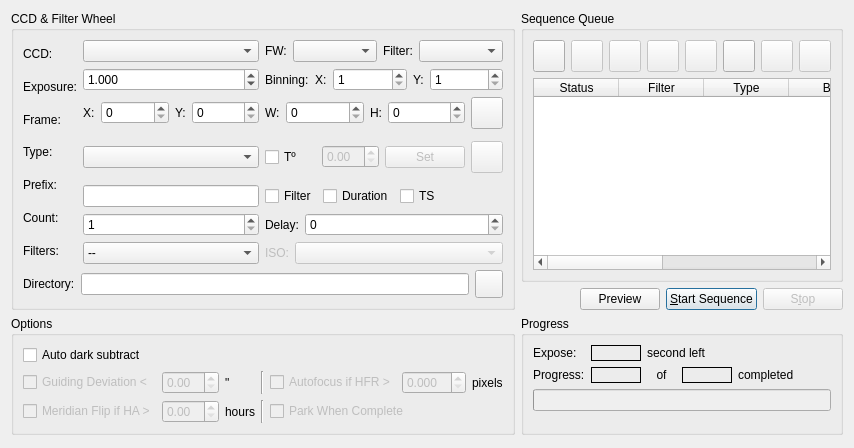
Qt form kstars/ekos/capture.ui (KDE/kstars) before a commit.
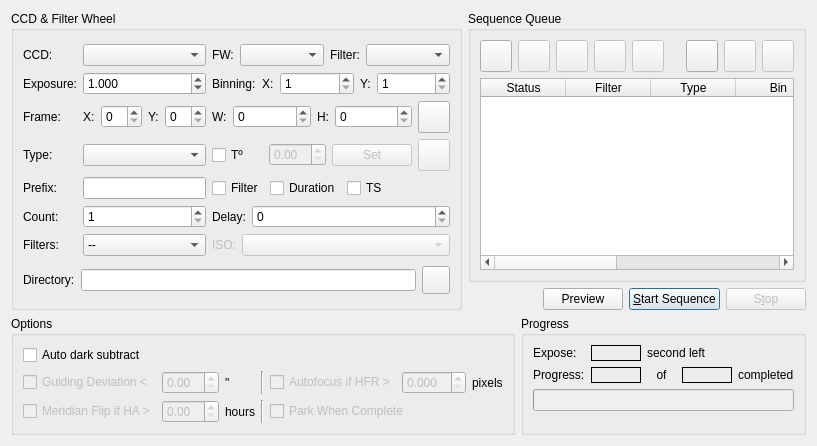
The same form after that commit.

Commit message: Fix weird GUI artifacts in the capture module

Patch:
```diff
--- a/kstars/ekos/capture.ui
+++ b/kstars/ekos/capture.ui
@@ -6,12 +6,14 @@
    <rect>
     <x>0</x>
     <y>0</y>
-    <width>803</width>
-    <height>448</height>
+    <width>776</width>
+    <height>438</height>
    </rect>
   </property>
-  <layout class="QGridLayout" name="gridLayout_3">
-   <item row="0" column="0">
+  <layout class="QVBoxLayout" name="verticalLayout_3">
+   <item>
+    <layout class="QHBoxLayout" name="horizontalLayout_11">
+     <item>
     <widget class="QGroupBox" name="CCDFWGroup">
      <property name="enabled">
       <bool>true</bool>
@@ -31,10 +33,10 @@
      <property name="title">
       <string>CCD &amp;&amp; Filter Wheel</string>
      </property>
-     <layout class="QGridLayout" name="gridLayout">
-      <item row="0" column="0" rowspan="8">
        <layout class="QVBoxLayout" name="verticalLayout">
         <item>
+         <layout class="QGridLayout" name="gridLayout">
+          <item row="0" column="0">
          <widget class="QLabel" name="textLabel1_6">
           <property name="toolTip">
            <string/>
@@ -47,87 +49,10 @@
           </property>
          </widget>
         </item>
-        <item>
-         <widget class="QLabel" name="exposureLabel_2">
-          <property name="toolTip">
-           <string>Set the exposure time in seconds for individual images, if applicable</string>
-          </property>
-          <property name="whatsThis">
-           <string/>
-          </property>
-          <property name="text">
-           <string>Exposure:</string>
-          </property>
-         </widget>
-        </item>
-        <item>
-         <widget class="QLabel" name="textLabel1_12">
-          <property name="toolTip">
-           <string/>
-          </property>
-          <property name="whatsThis">
-           <string/>
-          </property>
-          <property name="text">
-           <string>Frame:</string>
-          </property>
-         </widget>
-        </item>
-        <item>
-         <widget class="QLabel" name="textLabel1_17">
-          <property name="toolTip">
-           <string/>
-          </property>
-          <property name="whatsThis">
-           <string/>
-          </property>
-          <property name="text">
-           <string>Type:</string>
-          </property>
-         </widget>
-        </item>
-        <item>
-         <widget class="QLabel" name="textLabel1_7">
-          <property name="toolTip">
-           <string>Prefix to append to the beginning of file names</string>
-          </property>
-          <property name="whatsThis">
-           <string/>
-          </property>
-          <property name="text">
-           <string>Prefix:</string>
-          </property>
-         </widget>
-        </item>
-        <item>
-         <widget class="QLabel" name="textLabel1_4">
-          <property name="toolTip">
-           <string>Number of images to capture</string>
-          </property>
-          <property name="whatsThis">
-           <string/>
-          </property>
-          <property name="text">
-           <string>Count:</string>
-          </property>
-         </widget>
-        </item>
-        <item>
-         <widget class="QLabel" name="label_8">
-          <property name="toolTip">
-           <string>Apply filter to image after capture to enhance it</string>
-          </property>
-          <property name="text">
-           <string>Filters:</string>
-          </property>
-         </widget>
-        </item>
-       </layout>
-      </item>
       <item row="0" column="1">
        <widget class="QComboBox" name="CCDCaptureCombo"/>
       </item>
-      <item row="0" column="2" colspan="2">
+          <item row="0" column="2">
        <layout class="QHBoxLayout" name="horizontalLayout_4">
         <item>
          <widget class="QLabel" name="textLabel1_5_3">
@@ -177,6 +102,19 @@
         </item>
        </layout>
       </item>
+          <item row="1" column="0">
+           <widget class="QLabel" name="exposureLabel_2">
+            <property name="toolTip">
+             <string>Set the exposure time in seconds for individual images, if applicable</string>
+            </property>
+            <property name="whatsThis">
+             <string/>
+            </property>
+            <property name="text">
+             <string>Exposure:</string>
+            </property>
+           </widget>
+          </item>
       <item row="1" column="1">
        <widget class="QDoubleSpinBox" name="exposureIN">
         <property name="sizePolicy">
@@ -199,7 +137,7 @@
         </property>
        </widget>
       </item>
-      <item row="1" column="2" colspan="2">
+          <item row="1" column="2">
        <layout class="QHBoxLayout" name="horizontalLayout">
         <item>
          <widget class="QLabel" name="textLabel1_9">
@@ -286,6 +224,19 @@
         </item>
        </layout>
       </item>
+          <item row="2" column="0">
+           <widget class="QLabel" name="textLabel1_12">
+            <property name="toolTip">
+             <string/>
+            </property>
+            <property name="whatsThis">
+             <string/>
+            </property>
+            <property name="text">
+             <string>Frame:</string>
+            </property>
+           </widget>
+          </item>
       <item row="2" column="1">
        <layout class="QHBoxLayout" name="horizontalLayout_9">
         <item>
@@ -336,7 +287,7 @@
         </item>
        </layout>
       </item>
-      <item row="2" column="2" colspan="2">
+          <item row="2" column="2">
        <layout class="QHBoxLayout" name="horizontalLayout_10">
         <item>
          <widget class="QLabel" name="textLabel1_15">
@@ -411,7 +362,20 @@
         </item>
        </layout>
       </item>
-      <item row="3" column="1" rowspan="2">
+          <item row="3" column="0">
+           <widget class="QLabel" name="textLabel1_17">
+            <property name="toolTip">
+             <string/>
+            </property>
+            <property name="whatsThis">
+             <string/>
+            </property>
+            <property name="text">
+             <string>Type:</string>
+            </property>
+           </widget>
+          </item>
+          <item row="3" column="1">
        <widget class="QComboBox" name="frameTypeCombo">
         <property name="sizePolicy">
          <sizepolicy hsizetype="MinimumExpanding" vsizetype="Fixed">
@@ -421,7 +385,7 @@
         </property>
        </widget>
       </item>
-      <item row="3" column="2" rowspan="2" colspan="2">
+          <item row="3" column="2">
        <layout class="QHBoxLayout" name="horizontalLayout_12">
         <item>
          <widget class="QCheckBox" name="temperatureCheck">
@@ -508,10 +472,23 @@
         </item>
        </layout>
       </item>
-      <item row="5" column="1">
+          <item row="4" column="0">
+           <widget class="QLabel" name="textLabel1_7">
+            <property name="toolTip">
+             <string>Prefix to append to the beginning of file names</string>
+            </property>
+            <property name="whatsThis">
+             <string/>
+            </property>
+            <property name="text">
+             <string>Prefix:</string>
+            </property>
+           </widget>
+          </item>
+          <item row="4" column="1">
        <widget class="QLineEdit" name="prefixIN"/>
       </item>
-      <item row="5" column="2" colspan="2">
+          <item row="4" column="2">
        <layout class="QHBoxLayout" name="horizontalLayout_16">
         <item>
          <widget class="QCheckBox" name="filterCheck">
@@ -561,7 +538,20 @@
         </item>
        </layout>
       </item>
-      <item row="6" column="1">
+          <item row="5" column="0">
+           <widget class="QLabel" name="textLabel1_4">
+            <property name="toolTip">
+             <string>Number of images to capture</string>
+            </property>
+            <property name="whatsThis">
+             <string/>
+            </property>
+            <property name="text">
+             <string>Count:</string>
+            </property>
+           </widget>
+          </item>
+          <item row="5" column="1">
        <widget class="QSpinBox" name="countIN">
         <property name="sizePolicy">
          <sizepolicy hsizetype="MinimumExpanding" vsizetype="Fixed">
@@ -580,7 +570,47 @@
         </property>
        </widget>
       </item>
-      <item row="7" column="1">
+          <item row="5" column="2">
+           <layout class="QHBoxLayout" name="horizontalLayout_3">
+            <item>
+             <widget class="QLabel" name="textLabel1_8">
+              <property name="toolTip">
+               <string>Delay in seconds between consecutive images</string>
+              </property>
+              <property name="whatsThis">
+               <string/>
+              </property>
+              <property name="text">
+               <string>Delay:</string>
+              </property>
+             </widget>
+            </item>
+            <item>
+             <widget class="QSpinBox" name="delayIN">
+              <property name="sizePolicy">
+               <sizepolicy hsizetype="MinimumExpanding" vsizetype="Fixed">
+                <horstretch>0</horstretch>
+                <verstretch>0</verstretch>
+               </sizepolicy>
+              </property>
+              <property name="maximum">
+               <number>3600</number>
+              </property>
+             </widget>
+            </item>
+           </layout>
+          </item>
+          <item row="6" column="0">
+           <widget class="QLabel" name="label_8">
+            <property name="toolTip">
+             <string>Apply filter to image after capture to enhance it</string>
+            </property>
+            <property name="text">
+             <string>Filters:</string>
+            </property>
+           </widget>
+          </item>
+          <item row="6" column="1">
        <widget class="QComboBox" name="filterCombo">
         <property name="sizePolicy">
          <sizepolicy hsizetype="MinimumExpanding" vsizetype="Fixed">
@@ -595,7 +625,36 @@
         </item>
        </widget>
       </item>
-      <item row="8" column="0" colspan="4">
+          <item row="6" column="2">
+           <layout class="QHBoxLayout" name="horizontalLayout_2">
+            <item>
+             <widget class="QLabel" name="ISOLabel">
+              <property name="enabled">
+               <bool>false</bool>
+              </property>
+              <property name="text">
+               <string>ISO:</string>
+              </property>
+             </widget>
+            </item>
+            <item>
+             <widget class="QComboBox" name="ISOCombo">
+              <property name="enabled">
+               <bool>false</bool>
+              </property>
+              <property name="sizePolicy">
+               <sizepolicy hsizetype="MinimumExpanding" vsizetype="Fixed">
+                <horstretch>0</horstretch>
+                <verstretch>0</verstretch>
+               </sizepolicy>
+              </property>
+             </widget>
+            </item>
+           </layout>
+          </item>
+         </layout>
+        </item>
+        <item>
        <layout class="QHBoxLayout" name="horizontalLayout_8">
         <item>
          <widget class="QLabel" name="textLabel1_18">
@@ -640,67 +699,10 @@
         </item>
        </layout>
       </item>
-      <item row="7" column="2" colspan="2">
-       <layout class="QHBoxLayout" name="horizontalLayout_2">
-        <item>
-         <widget class="QLabel" name="ISOLabel">
-          <property name="enabled">
-           <bool>false</bool>
-          </property>
-          <property name="text">
-           <string>ISO:</string>
-          </property>
-         </widget>
-        </item>
-        <item>
-         <widget class="QComboBox" name="ISOCombo">
-          <property name="enabled">
-           <bool>false</bool>
-          </property>
-          <property name="sizePolicy">
-           <sizepolicy hsizetype="MinimumExpanding" vsizetype="Fixed">
-            <horstretch>0</horstretch>
-            <verstretch>0</verstretch>
-           </sizepolicy>
-          </property>
-         </widget>
-        </item>
        </layout>
-      </item>
-      <item row="6" column="2" colspan="2">
-       <layout class="QHBoxLayout" name="horizontalLayout_3">
-        <item>
-         <widget class="QLabel" name="textLabel1_8">
-          <property name="toolTip">
-           <string>Delay in seconds between consecutive images</string>
-          </property>
-          <property name="whatsThis">
-           <string/>
-          </property>
-          <property name="text">
-           <string>Delay:</string>
-          </property>
          </widget>
         </item>
         <item>
-         <widget class="QSpinBox" name="delayIN">
-          <property name="sizePolicy">
-           <sizepolicy hsizetype="MinimumExpanding" vsizetype="Fixed">
-            <horstretch>0</horstretch>
-            <verstretch>0</verstretch>
-           </sizepolicy>
-          </property>
-          <property name="maximum">
-           <number>3600</number>
-          </property>
-         </widget>
-        </item>
-       </layout>
-      </item>
-     </layout>
-    </widget>
-   </item>
-   <item row="0" column="1">
     <layout class="QVBoxLayout" name="SequenceQueue">
      <item>
       <widget class="QGroupBox" name="groupBox">
@@ -1025,7 +1027,11 @@
      </item>
     </layout>
    </item>
-   <item row="1" column="0">
+    </layout>
+   </item>
+   <item>
+    <layout class="QHBoxLayout" name="horizontalLayout_13">
+     <item>
     <widget class="QGroupBox" name="optionsGroup">
      <property name="title">
       <string>Options</string>
@@ -1236,7 +1242,7 @@
      </layout>
     </widget>
    </item>
-   <item row="1" column="1">
+     <item>
     <widget class="QGroupBox" name="progressGroup">
      <property name="title">
       <string>Progress</string>
@@ -1393,7 +1399,9 @@
      </layout>
     </widget>
    </item>
-   <item row="2" column="0">
+    </layout>
+   </item>
+   <item>
     <spacer name="verticalSpacer">
      <property name="orientation">
       <enum>Qt::Vertical</enum>
```
Left out of the diff: 13 changed lines with no effect on the pictures. Lines whose indentation alone changed are shown as unchanged.
